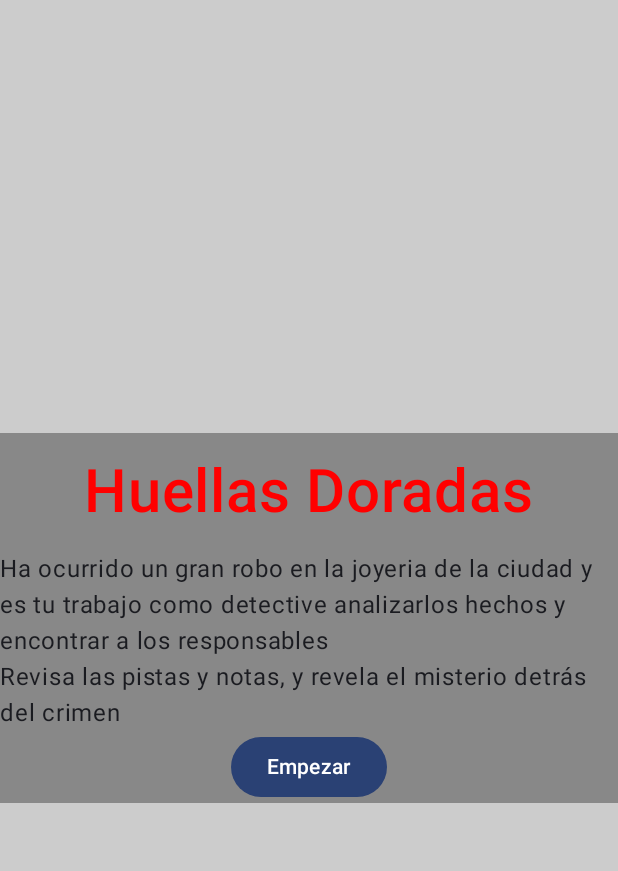
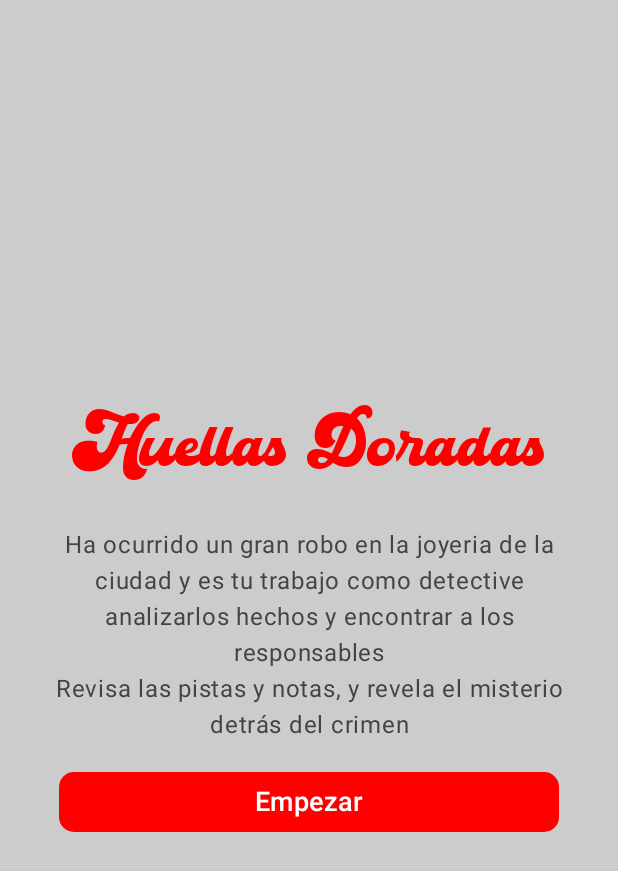
Before and after one commit to PretzelBashi/proyectoFinalPistas, an Android app built with Jetpack Compose: the OpcionNavegacionPantallaPrincipal screen opened through its navigation route, on a phone screen of 412 x 824 dp. Shown: the top 871 px of the screen. Run offline under Robolectric (Android 15) with nearby library versions, the phone set to English and light mode, and no system bars; our stand-ins replace Dagger/Hilt's generated code; libraries missing offline, so code that uses them is left out: androidx.hilt.lifecycle.

Commit message:
[AGREGAR] cambios a la pantalla principal

```diff
--- a/app/src/main/java/mx/uacj/juego_ra/ui/controladores/controlador_navegacion_principal.kt
+++ b/app/src/main/java/mx/uacj/juego_ra/ui/controladores/controlador_navegacion_principal.kt
@@ -17,6 +17,10 @@ fun NavegadorPrincipal(modificador: Modifier = Modifier){
             PantallaInicio(controlador_de_navegacion, modificador)
         }
 
+        composable("OpcionNavegacionPantallaPistas") {
+            Principal(controlador_de_navegacion, modificador)
+        }
+
         composable("SelectorPantallaPista") {
             SeleccionarPantallaPista(controlador_de_navegacion, modificador)
         }
--- a/app/src/main/java/mx/uacj/juego_ra/ui/controladores/pantallas_disponibles.kt
+++ b/app/src/main/java/mx/uacj/juego_ra/ui/controladores/pantallas_disponibles.kt
@@ -16,3 +16,6 @@ object OpcionNavegacionPantallaPistaAgitable
 
 @Serializable
 object OpcionNavegacionPantallaPistaCamara
+
+@Serializable
+object  OpcionNavegacionPantallaPistas
--- a/app/src/main/java/mx/uacj/juego_ra/ui/pantallas/pantalla.kt
+++ b/app/src/main/java/mx/uacj/juego_ra/ui/pantallas/pantalla.kt
@@ -1,81 +1,114 @@
 package mx.uacj.juego_ra.ui.pantallas
 
+import android.icu.text.ListFormatter.Width
 import androidx.compose.foundation.background
 import androidx.compose.foundation.layout.Arrangement
 import androidx.compose.foundation.layout.Column
+import androidx.compose.foundation.layout.fillMaxHeight
 import androidx.compose.foundation.layout.fillMaxSize
+import androidx.compose.foundation.layout.fillMaxWidth
+import androidx.compose.foundation.layout.height
 import androidx.compose.foundation.layout.padding
+import androidx.compose.foundation.layout.size
+import androidx.compose.foundation.layout.width
+import androidx.compose.foundation.shape.RoundedCornerShape
 import androidx.compose.material3.Button
-import androidx.compose.material3.Scaffold
+import androidx.compose.material3.ButtonColors
+import androidx.compose.material3.Shapes
 import androidx.compose.material3.Text
 import androidx.compose.runtime.Composable
 import androidx.compose.ui.Alignment
 import androidx.compose.ui.Modifier
 import androidx.compose.ui.graphics.Color
-import androidx.compose.ui.res.fontResource
 import androidx.compose.ui.text.font.Font
 import androidx.compose.ui.text.font.FontFamily
-import androidx.compose.ui.text.font.FontStyle
 import androidx.compose.ui.text.font.FontWeight
-import androidx.compose.ui.text.font.Typeface
-import androidx.compose.ui.tooling.preview.Preview
-import androidx.compose.ui.unit.Dp
+import androidx.compose.ui.text.style.TextAlign
 import androidx.compose.ui.unit.dp
 import androidx.compose.ui.unit.sp
-import androidx.core.content.res.FontResourcesParserCompat
-import androidx.core.content.res.ResourcesCompat
 import androidx.hilt.lifecycle.viewmodel.compose.hiltViewModel
 import androidx.navigation.NavHostController
+import dagger.hilt.android.lifecycle.HiltViewModel
+import mx.uacj.juego_ra.R
 import mx.uacj.juego_ra.view_models.ControladorGeneral
 import mx.uacj.juego_ra.view_models.GestorUbicacion
 
 @Composable
-fun PantallaInicio(navegador: NavHostController,
-                   modificador: Modifier = Modifier,
+fun PantallaInicio (
+    navegador: NavHostController,
+    modificador: Modifier = Modifier,
+    gestor_ubicacion: GestorUbicacion = hiltViewModel(),
+    controlador_general: ControladorGeneral = hiltViewModel()
 
-                   gestor_ubicacion: GestorUbicacion = hiltViewModel(),
-                   controlador_general: ControladorGeneral = hiltViewModel()
-) {
+
+){
+    val mainstay = FontFamily(
+        Font(R.font.mainstay, FontWeight.Normal)
+    )
 
     Column( horizontalAlignment = Alignment.CenterHorizontally,
         verticalArrangement = Arrangement.Center,
         modifier = modificador
-        .background(Color.LightGray)
-        .fillMaxSize())
+            .background(Color.LightGray)
+            .fillMaxSize())
     {
-        Column(horizontalAlignment = Alignment.CenterHorizontally,
-            modifier = modificador.background(Color.Gray)) {
+        Column(
+            horizontalAlignment = Alignment.CenterHorizontally,
+            verticalArrangement = Arrangement.Center,
+            modifier = modificador
+                .fillMaxSize(0.9f),
+        ) {
 
-            Text("Huellas Doradas",
+            Text(
+                "Huellas Doradas",
                 modifier = Modifier.padding(15.dp),
                 color = Color.Red,
                 fontSize = 40.sp,
-                fontWeight = FontWeight(600)
-
+                fontWeight = FontWeight.Normal,
+                fontFamily = mainstay
 
 
             )
             Text(
                 "Ha ocurrido un gran robo en la joyeria de la " +
                         "ciudad y es tu trabajo como detective analizar" +
-                        "los hechos y encontrar a los responsables"
+                        "los hechos y encontrar a los responsables",
+                modifier = modificador.padding(top = 15.dp),
+                textAlign = TextAlign.Center,
+                color = Color.DarkGray
             )
             Text(
-                "Revisa las pistas y notas, y revela el misterio detrás del crimen"
+                "Revisa las pistas y notas, y revela el misterio detrás del crimen",
+                modifier = modificador.padding(bottom = 15.dp),
+                textAlign = TextAlign.Center,
+                color = Color.DarkGray
+
             )
-            Button(onClick = {
-                navegador.navigate("SelectorPantallaPista")
+            Button(
+                shape = RoundedCornerShape(10.dp),
+                modifier = Modifier
+                    .fillMaxWidth(0.9f),
+                colors = ButtonColors(
+                    containerColor = Color.Red,
+                    contentColor = Color.White,
+                    disabledContainerColor = Color.Gray,
+                    disabledContentColor = Color.DarkGray
+                ),
+                onClick = {
+                    navegador.navigate("OpcionNavegacionPantallaPistas")
 
-            }
+
+                }
 
             ) {
                 Text(
-                    "Empezar"
+                    "Empezar",
+                    fontSize = 18.sp,
+                    modifier = modificador
                 )
             }
 
         }
-
+    }
 
     }
-}
```
Also changed, not shown: app/src/main/res/font/mainstay.ttf (added).
